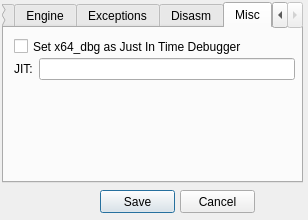
This is x64_dbg_gui/Project/Src/Gui/SettingsDialog.ui in x64dbg/x64dbg as Qt 5 draws it before an edit. The edited form follows.
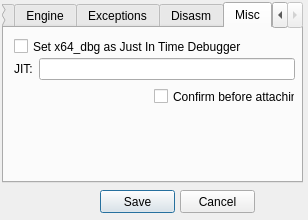
This is the edited form. The open tabs and pages were chosen to show the change. Icons and pictures are not drawn.

Commit message: JIT AUTO SUTFF - before attaching - and some code improves

The edit to the form file:
```diff
--- a/x64_dbg_gui/Project/Src/Gui/SettingsDialog.ui
+++ b/x64_dbg_gui/Project/Src/Gui/SettingsDialog.ui
@@ -477,7 +477,7 @@
       <string>Set x64_dbg as Just In Time Debugger</string>
      </property>
     </widget>
-    <widget class="QWidget" name="">
+    <widget class="QWidget" name="layoutWidget">
      <property name="geometry">
       <rect>
        <x>10</x>
@@ -503,6 +503,19 @@
       </item>
      </layout>
     </widget>
+    <widget class="QCheckBox" name="chkConfirmBeforeAtt">
+     <property name="geometry">
+      <rect>
+       <x>150</x>
+       <y>60</y>
+       <width>141</width>
+       <height>17</height>
+      </rect>
+     </property>
+     <property name="text">
+      <string>Confirm before attaching</string>
+     </property>
+    </widget>
    </widget>
   </widget>
   <widget class="QPushButton" name="btnSave">
```
The commit also changes 9 other files.
